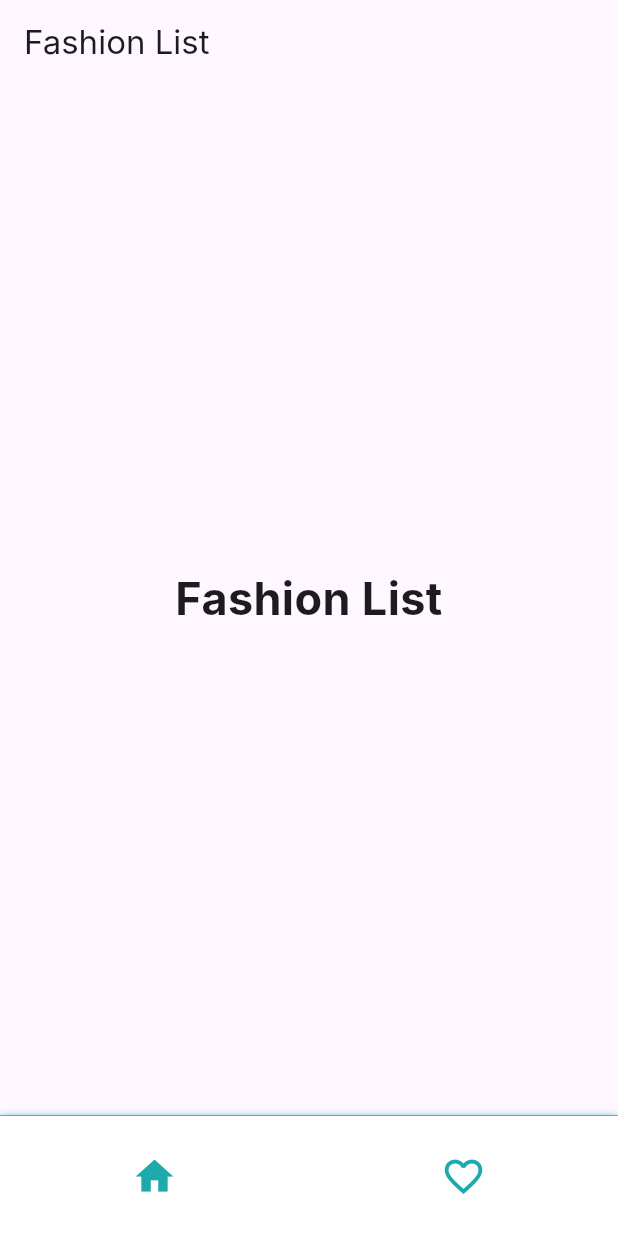
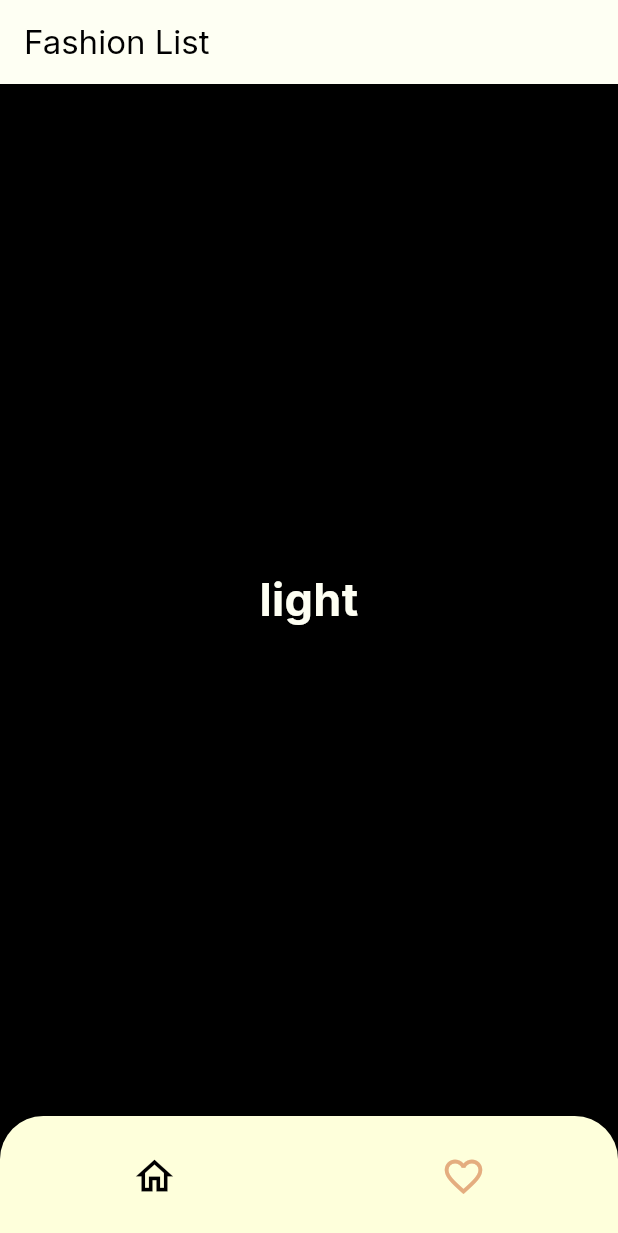
Before and after one commit to Garongan/li_fashion, a Flutter app: the screen it shows after launch, on a phone screen of 412 x 824 dp. Shown: the top 1233 px of the screen. Run offline on Flutter 3.47's test engine with Material 3 defaults, Android fonts, the phone set to English and light mode, and no system bars; our stand-ins replace device_preview, google_fonts.

Commit message:
feat: bottom navigation bar

```diff
--- /dev/null
+++ b/lib/core/theme.dart
@@ -0,0 +1,7 @@
+import 'package:flutter/material.dart';
+
+var lightColors = ColorScheme.fromSeed(
+  seedColor: const Color(0xFF2C3E50), // Navy Blue
+  brightness: Brightness.light,
+  surface: const Color(0xFFF5E4E4),
+);
--- a/lib/features/fashion/fasion_list.dart
+++ b/lib/features/fashion/fasion_list.dart
@@ -1,20 +1,29 @@
 import 'package:flutter/material.dart';
 
-class FasionsList extends StatelessWidget {
-  const FasionsList({super.key});
+class FasionList extends StatelessWidget {
+  const FasionList({super.key});
 
   @override
   Widget build(BuildContext context) {
+    final colorScheme = Theme.of(context).colorScheme;
+
     return Scaffold(
       appBar: AppBar(
         title: const Text('Fashion List'),
       ),
-      body: const Center(
-        child: SafeArea(
-          child: Text(
-            'Fashion List',
-            textAlign: TextAlign.center,
-            style: TextStyle(fontSize: 30.0, fontWeight: FontWeight.bold),
+      body: Container(
+        color: colorScheme.onSurface,
+        child: Center(
+          child: SafeArea(
+            child: Text(
+              MediaQuery.platformBrightnessOf(context).name,
+              textAlign: TextAlign.center,
+              style: TextStyle(
+                fontSize: 30.0,
+                fontWeight: FontWeight.bold,
+                color: colorScheme.surface,
+              ),
+            ),
           ),
         ),
       ),
--- a/lib/features/wish/wish_list.dart
+++ b/lib/features/wish/wish_list.dart
@@ -5,15 +5,26 @@ class WishList extends StatelessWidget {
 
   @override
   Widget build(BuildContext context) {
+    final colorScheme = Theme.of(context).colorScheme;
+
     return Scaffold(
       appBar: AppBar(
         title: const Text('Wish List'),
       ),
-      body: const Center(
-        child: Text(
-          'Wish List',
-          textAlign: TextAlign.center,
-          style: TextStyle(fontSize: 30.0, fontWeight: FontWeight.bold),
+      body: Container(
+        color: colorScheme.onSurface,
+        child: Center(
+          child: SafeArea(
+            child: Text(
+              MediaQuery.platformBrightnessOf(context).name,
+              textAlign: TextAlign.center,
+              style: TextStyle(
+                fontSize: 30.0,
+                fontWeight: FontWeight.bold,
+                color: colorScheme.surface,
+              ),
+            ),
+          ),
         ),
       ),
     );
--- a/lib/main.dart
+++ b/lib/main.dart
@@ -1,30 +1,56 @@
+import 'package:device_preview/device_preview.dart';
+import 'package:flutter/foundation.dart';
 import 'package:flutter/material.dart';
+import 'package:google_fonts/google_fonts.dart';
 import 'package:li_fashion/shared/navigation_menu.dart';
 
 void main() {
+  // runApp(
+  //   DevicePreview(
+  //     enabled: !kReleaseMode,
+  //     builder: (context) => const MyApp(), // Wrap your app
+  //   ),
+  // );
   runApp(const MyApp());
 }
 
 class MyApp extends StatelessWidget {
   const MyApp({super.key});
 
-  // This widget is the root of your application.
   @override
   Widget build(BuildContext context) {
+    const Color seedColor = Color(0xfffeffdb);
+
     return MaterialApp(
       title: "Li Fashion",
       debugShowCheckedModeBanner: false,
       theme: ThemeData(
-        fontFamily: 'Inter',
-        navigationBarTheme: const NavigationBarThemeData(
-          labelTextStyle: WidgetStatePropertyAll(
-            TextStyle(
-              color: Color.fromRGBO(29, 170, 171, 1),
-              fontSize: 10,
-            ),
-          ),
+        useMaterial3: true,
+        colorScheme: ColorScheme.fromSeed(
+          seedColor: seedColor,
+          brightness: Brightness.light,
+          surface: const Color(0xfffefff3),
+          onSurface: const Color(0xff000000),
+          outline: const Color(0xfff9f8e8),
+          primary: seedColor,
+          secondary: const Color(0xffe4ad7f),
         ),
+        textTheme: GoogleFonts.interTextTheme(),
       ),
+      darkTheme: ThemeData(
+        useMaterial3: true,
+        colorScheme: ColorScheme.fromSeed(
+          seedColor: seedColor,
+          brightness: Brightness.dark,
+          surface: const Color(0xff000000),
+          onSurface: const Color(0xfffefff3),
+          outline: const Color(0xfff9f8e8),
+          primary: seedColor,
+          secondary: const Color(0xffe4ad7f),
+        ),
+        textTheme: GoogleFonts.interTextTheme(),
+      ),
+      themeMode: ThemeMode.system,
       home: const NavigationMenu(),
     );
   }
--- a/lib/shared/navigation_menu.dart
+++ b/lib/shared/navigation_menu.dart
@@ -14,65 +14,65 @@ class _NavigationMenuState extends State<NavigationMenu> {
 
   @override
   Widget build(BuildContext context) {
+    final colorScheme = Theme.of(context).colorScheme;
+    final double width = MediaQuery.of(context).size.width;
+
     return Scaffold(
       body: <Widget>[
-        const FasionsList(),
+        const FasionList(),
         const WishList(),
       ][currentPageIndex],
       bottomNavigationBar: Container(
-        decoration: const BoxDecoration(
-            border: Border(
-              top: BorderSide(
-                color: Color.fromRGBO(29, 170, 171, 1),
-                width: 0.5,
+        color: colorScheme.onSurface,
+        child: Container(
+          decoration: BoxDecoration(
+            borderRadius: BorderRadius.only(
+              topLeft: Radius.circular(width * 0.07),
+              topRight: Radius.circular(width * 0.07),
             ),
+            color: colorScheme.primary,
           ),
-            boxShadow: <BoxShadow>[
-              BoxShadow(
-                color: Color.fromRGBO(29, 170, 171, 1),
-                offset: Offset(0, 1.5),
-                blurRadius: 4,
-              )
-            ]),
           child: NavigationBar(
             onDestinationSelected: (int index) {
               setState(() {
                 currentPageIndex = index;
               });
-          },labelBehavior: NavigationDestinationLabelBehavior.alwaysHide,
+            },
+            labelBehavior: NavigationDestinationLabelBehavior.alwaysHide,
             selectedIndex: currentPageIndex,
-          backgroundColor: Colors.white,
+            backgroundColor: Colors.transparent,
             indicatorColor: Colors.transparent,
-          destinations: const <Widget>[
+            destinations: <Widget>[
               NavigationDestination(
                 selectedIcon: Icon(
-                Icons.home,
+                  Icons.home_outlined,
                   size: 30,
-                color: Color.fromRGBO(29, 170, 171, 1),
+                  color: colorScheme.onSurface,
                 ),
                 icon: Icon(
                   Icons.home_outlined,
                   size: 30,
-                color: Color.fromRGBO(29, 170, 171, 1),
+                  color: colorScheme.secondary,
                 ),
                 label: 'Home',
               ),
               NavigationDestination(
                 selectedIcon: Icon(
-                Icons.favorite,
+                  Icons.favorite_outline,
                   size: 30,
-                color: Color.fromRGBO(29, 170, 171, 1),
+                  color: colorScheme.onSurface,
                 ),
                 icon: Icon(
-                Icons.favorite_outline_outlined,
+                  Icons.favorite_outline,
                   size: 30,
-                color: Color.fromRGBO(29, 170, 171, 1),
+                  color: colorScheme.secondary,
                 ),
                 label: 'Favourite',
               ),
             ],
           ),
         ),
+      ),
     );
   }
 }
--- a/pubspec.yaml
+++ b/pubspec.yaml
@@ -35,6 +35,8 @@ dependencies:
   # The following adds the Cupertino Icons font to your application.
   # Use with the CupertinoIcons class for iOS style icons.
   cupertino_icons: ^1.0.8
+  device_preview: ^1.2.0
+  google_fonts: ^6.2.1
 
 dev_dependencies:
   flutter_test:
```
Also changed, not shown: pubspec.lock, 1 other file. Lines whose indentation alone changed are shown as unchanged.
